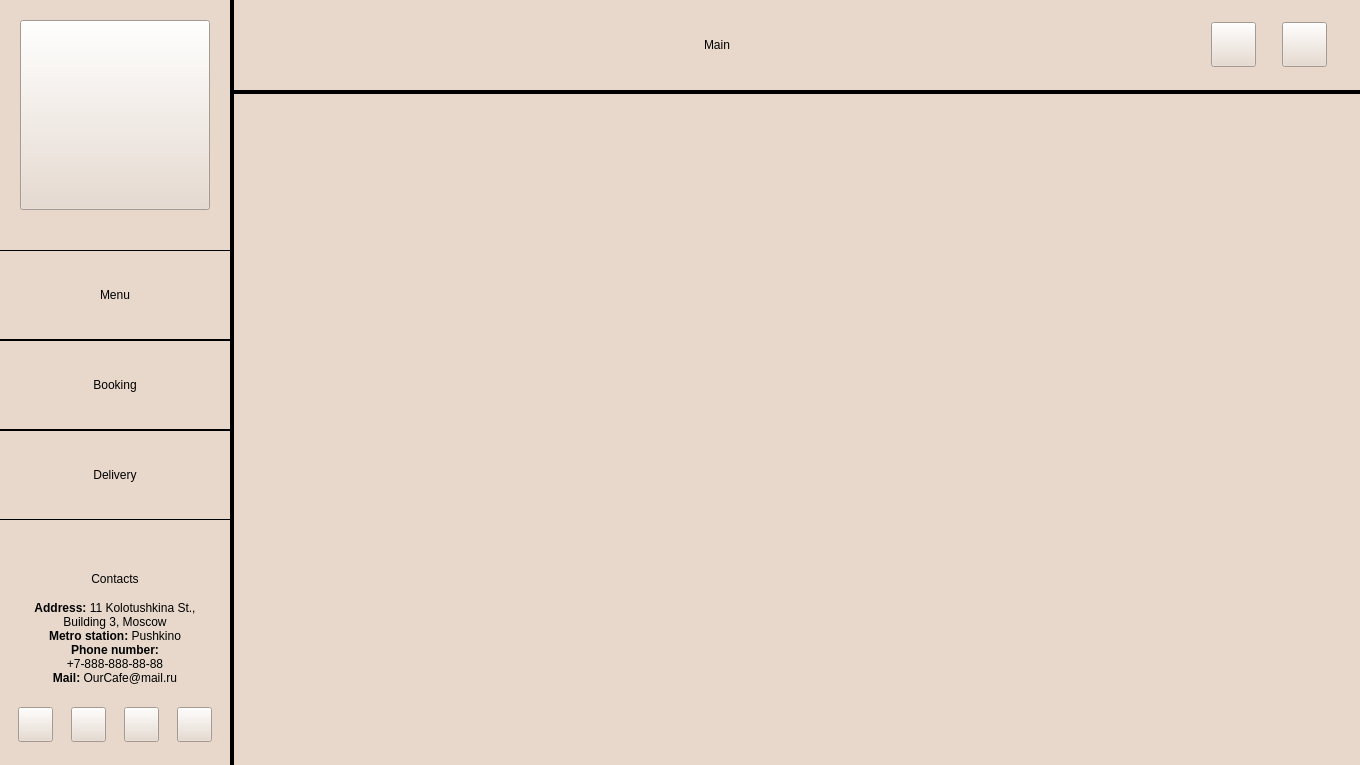
This is application/mainwindow.ui in redm0unt/OurCafe as Qt 5 draws it before an edit. The edited form follows.
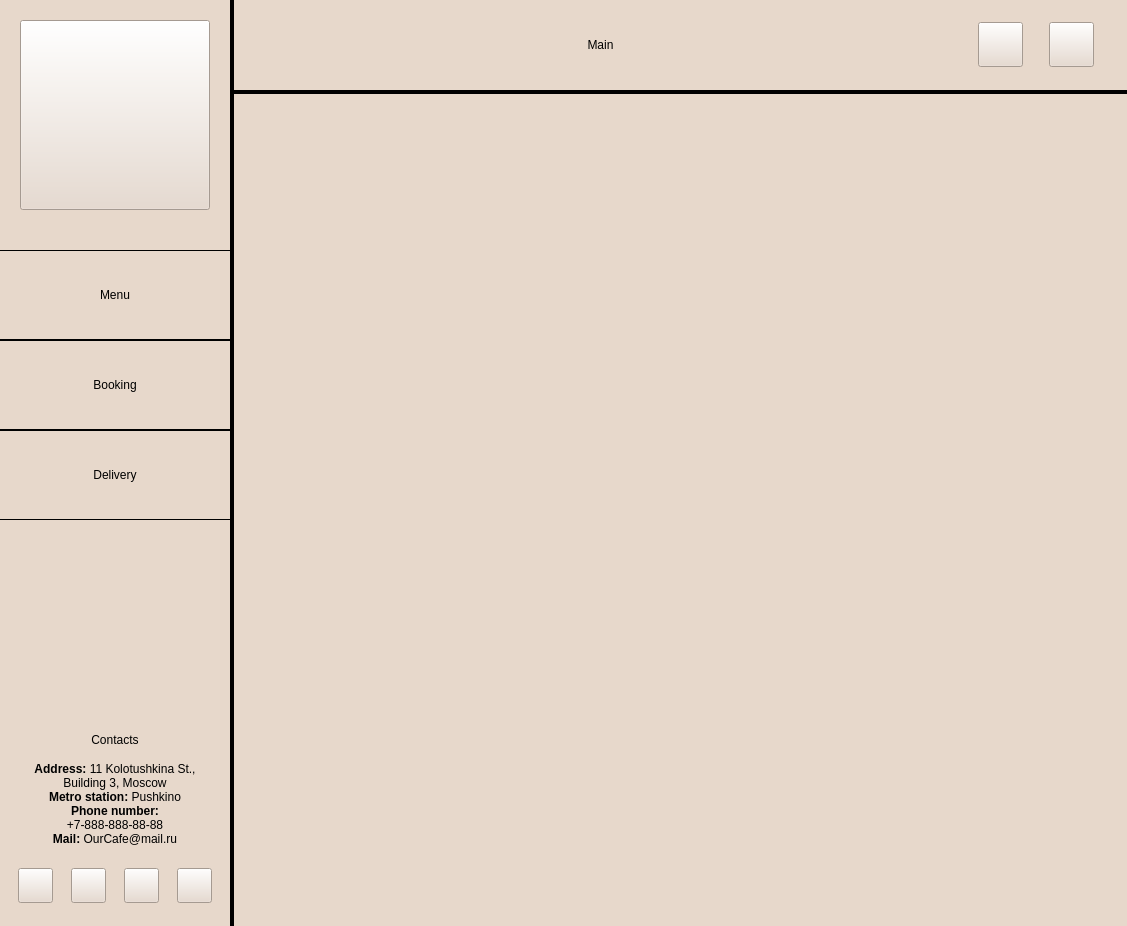
This is the edited form. Icons and pictures are not drawn.

The edit to the form file:
```diff
--- a/application/mainwindow.ui
+++ b/application/mainwindow.ui
@@ -6,8 +6,8 @@
    <rect>
     <x>0</x>
     <y>0</y>
-    <width>1360</width>
-    <height>765</height>
+    <width>1127</width>
+    <height>926</height>
    </rect>
   </property>
   <property name="sizePolicy">
```
